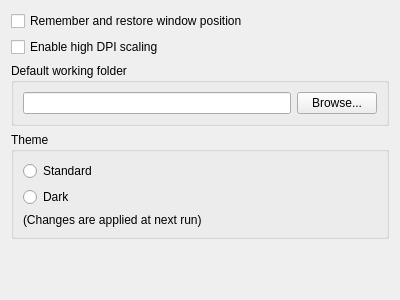
This is src/SettingGeneralForm.ui in soramimi/Guitar as Qt 5 draws it before an edit. The edited form follows.
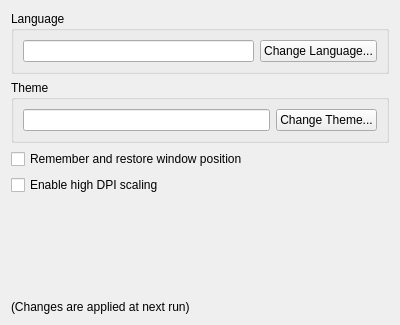
This is the edited form. Custom widgets are drawn as their Qt base class.

Patch:
```diff
--- a/src/SettingGeneralForm.ui
+++ b/src/SettingGeneralForm.ui
@@ -7,13 +7,59 @@
     <x>0</x>
     <y>0</y>
     <width>400</width>
-    <height>300</height>
+    <height>325</height>
    </rect>
   </property>
   <property name="windowTitle">
    <string>General</string>
   </property>
   <layout class="QVBoxLayout" name="verticalLayout">
+   <item>
+    <widget class="QGroupBox" name="groupBox_3">
+     <property name="title">
+      <string>Language</string>
+     </property>
+     <layout class="QVBoxLayout" name="verticalLayout_2">
+      <item>
+       <layout class="QHBoxLayout" name="horizontalLayout">
+        <item>
+         <widget class="ReadOnlyLineEdit" name="lineEdit_language"/>
+        </item>
+        <item>
+         <widget class="QPushButton" name="pushButton_change_language">
+          <property name="text">
+           <string>Change Language...</string>
+          </property>
+         </widget>
+        </item>
+       </layout>
+      </item>
+     </layout>
+    </widget>
+   </item>
+   <item>
+    <widget class="QGroupBox" name="groupBox">
+     <property name="title">
+      <string>Theme</string>
+     </property>
+     <layout class="QVBoxLayout" name="verticalLayout_3">
+      <item>
+       <layout class="QHBoxLayout" name="horizontalLayout_2">
+        <item>
+         <widget class="ReadOnlyLineEdit" name="lineEdit_theme"/>
+        </item>
+        <item>
+         <widget class="QPushButton" name="pushButton_change_theme">
+          <property name="text">
+           <string>Change Theme...</string>
+          </property>
+         </widget>
+        </item>
+       </layout>
+      </item>
+     </layout>
+    </widget>
+   </item>
    <item>
     <widget class="QCheckBox" name="checkBox_save_window_pos">
      <property name="text">
@@ -28,55 +74,6 @@
      </property>
     </widget>
    </item>
-   <item>
-    <widget class="QGroupBox" name="groupBox_2">
-     <property name="title">
-      <string>Default working folder</string>
-     </property>
-     <layout class="QHBoxLayout" name="horizontalLayout_3">
-      <item>
-       <widget class="QLineEdit" name="lineEdit_default_working_dir"/>
-      </item>
-      <item>
-       <widget class="QPushButton" name="pushButton_browse_default_working_dir">
-        <property name="text">
-         <string>Browse...</string>
-        </property>
-       </widget>
-      </item>
-     </layout>
-    </widget>
-   </item>
-   <item>
-    <widget class="QGroupBox" name="groupBox">
-     <property name="title">
-      <string>Theme</string>
-     </property>
-     <layout class="QVBoxLayout" name="verticalLayout_2">
-      <item>
-       <widget class="QRadioButton" name="radioButton_theme_standard">
-        <property name="text">
-         <string>Standard</string>
-        </property>
-       </widget>
-      </item>
-      <item>
-       <widget class="QRadioButton" name="radioButton_theme_dark">
-        <property name="text">
-         <string>Dark</string>
-        </property>
-       </widget>
-      </item>
-      <item>
-       <widget class="QLabel" name="label">
-        <property name="text">
-         <string>(Changes are applied at next run)</string>
-        </property>
-       </widget>
-      </item>
-     </layout>
-    </widget>
-   </item>
    <item>
     <spacer name="verticalSpacer">
      <property name="orientation">
@@ -90,8 +87,30 @@
      </property>
     </spacer>
    </item>
+   <item>
+    <widget class="QLabel" name="label">
+     <property name="text">
+      <string>(Changes are applied at next run)</string>
+     </property>
+    </widget>
+   </item>
   </layout>
  </widget>
+ <customwidgets>
+  <customwidget>
+   <class>ReadOnlyLineEdit</class>
+   <extends>QLineEdit</extends>
+   <header>ReadOnlyLineEdit.h</header>
+  </customwidget>
+ </customwidgets>
+ <tabstops>
+  <tabstop>lineEdit_language</tabstop>
+  <tabstop>pushButton_change_language</tabstop>
+  <tabstop>lineEdit_theme</tabstop>
+  <tabstop>pushButton_change_theme</tabstop>
+  <tabstop>checkBox_save_window_pos</tabstop>
+  <tabstop>checkBox_enable_high_dpi_scaling</tabstop>
+ </tabstops>
  <resources/>
  <connections/>
 </ui>
```
